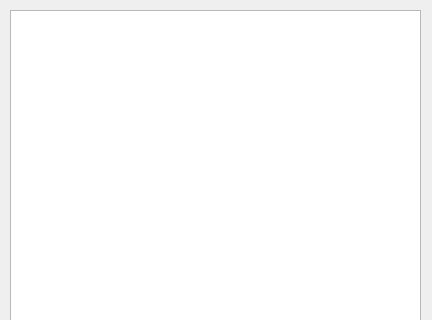
This is apoEditor/src/listdialog.ui in neil78duan/apollolib as Qt 5 draws it before an edit; both pictures show x 0 to 432 and y 0 to 320 of the 432 by 708 pixel window. The edited form follows.
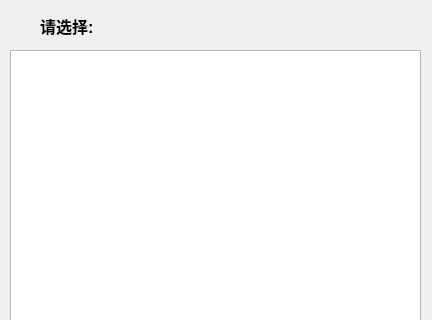
This is the edited form.

The edit to the form file:
```diff
--- a/apoEditor/src/listdialog.ui
+++ b/apoEditor/src/listdialog.ui
@@ -33,12 +33,34 @@
    <property name="geometry">
     <rect>
      <x>10</x>
-     <y>10</y>
+     <y>50</y>
      <width>411</width>
-     <height>651</height>
+     <height>611</height>
     </rect>
    </property>
   </widget>
+  <widget class="QLabel" name="tipsLab">
+   <property name="geometry">
+    <rect>
+     <x>40</x>
+     <y>16</y>
+     <width>181</width>
+     <height>20</height>
+    </rect>
+   </property>
+   <property name="font">
+    <font>
+     <pointsize>12</pointsize>
+     <weight>75</weight>
+     <italic>false</italic>
+     <bold>true</bold>
+     <underline>true</underline>
+    </font>
+   </property>
+   <property name="text">
+    <string>请选择:</string>
+   </property>
+  </widget>
  </widget>
  <resources/>
  <connections>
```
